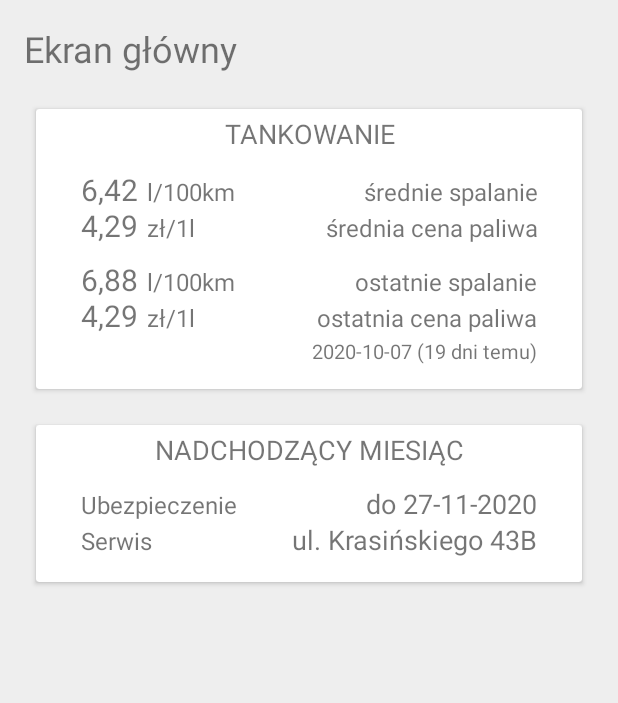
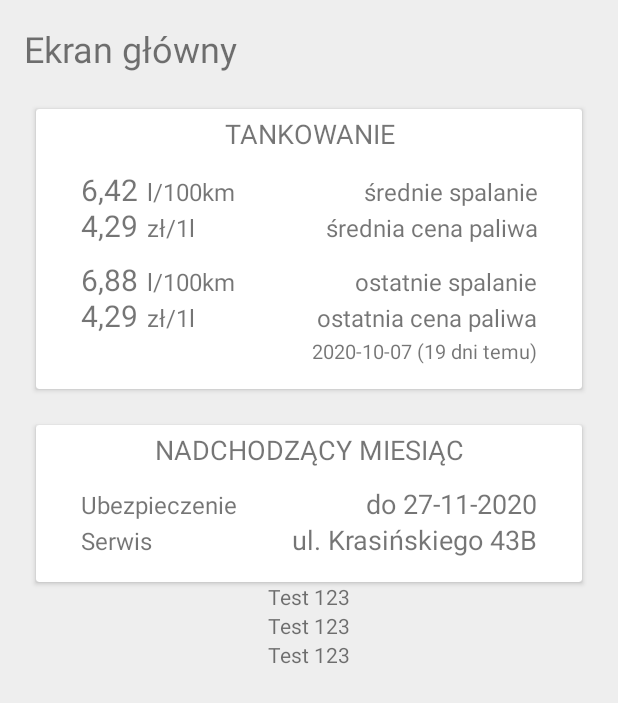
Before and after one commit to zaxanq/android-app, an Android app: the layout ekran_glowny.xml on its own in the app's theme, with its tools: preview values and no code run, on a phone screen of 412 x 824 dp. Shown: the top 703 px of the screen. Run offline under Robolectric (Android 15) with nearby library versions, the phone set to English and light mode, and no system bars; network calls fail.

Commit message:
recycler view example

```diff
--- /dev/null
+++ b/app/src/main/res/layout/card_view_item.xml
@@ -0,0 +1,20 @@
+<?xml version="1.0" encoding="utf-8"?>
+<androidx.constraintlayout.widget.ConstraintLayout
+    xmlns:android="http://schemas.android.com/apk/res/android"
+    xmlns:app="http://schemas.android.com/apk/res-auto"
+    xmlns:tools="http://schemas.android.com/tools"
+    android:layout_width="match_parent"
+    android:layout_height="wrap_content">
+
+    <TextView
+        android:id="@+id/testView"
+        app:layout_constraintTop_toTopOf="parent"
+        app:layout_constraintBottom_toBottomOf="parent"
+        app:layout_constraintStart_toStartOf="parent"
+        app:layout_constraintEnd_toEndOf="parent"
+        android:layout_width="wrap_content"
+        android:layout_height="wrap_content"
+        tools:text="Test 123"/>
+
+
+</androidx.constraintlayout.widget.ConstraintLayout>
--- a/app/src/main/res/layout/ekran_glowny.xml
+++ b/app/src/main/res/layout/ekran_glowny.xml
@@ -308,4 +308,15 @@
         </LinearLayout>
     </androidx.cardview.widget.CardView>
 
+    <androidx.recyclerview.widget.RecyclerView
+        android:id="@+id/recyclerView"
+        android:layout_width="match_parent"
+        android:layout_height="0dp"
+        app:layoutManager="androidx.recyclerview.widget.LinearLayoutManager"
+        app:layout_constraintBottom_toBottomOf="parent"
+        app:layout_constraintEnd_toEndOf="parent"
+        app:layout_constraintStart_toStartOf="parent"
+        app:layout_constraintTop_toBottomOf="@+id/nextMonthCard"
+        tools:listitem="@layout/card_view_item"/>
+
 </androidx.constraintlayout.widget.ConstraintLayout>
```
Also changed, not shown: app/src/main/java/com/example/aplikacja/CardViewHolder.kt (added, +27 -0 lines), app/src/main/java/com/example/aplikacja/CardViewItem.kt (added, +8 -0 lines), app/src/main/java/com/example/aplikacja/CardViewListAdapter.kt (added, +25 -0 lines), app/src/main/java/com/example/aplikacja/EkranGlownyFragment.kt (+19 -0 lines).
